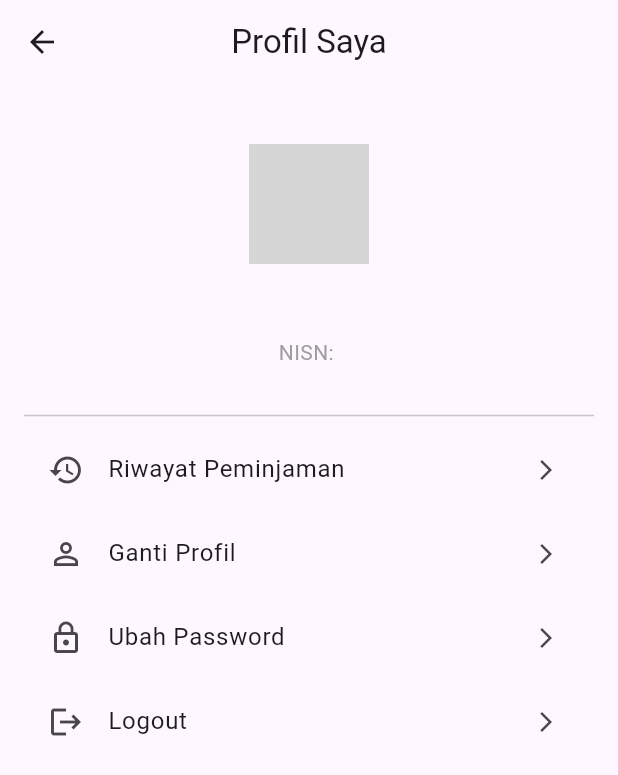
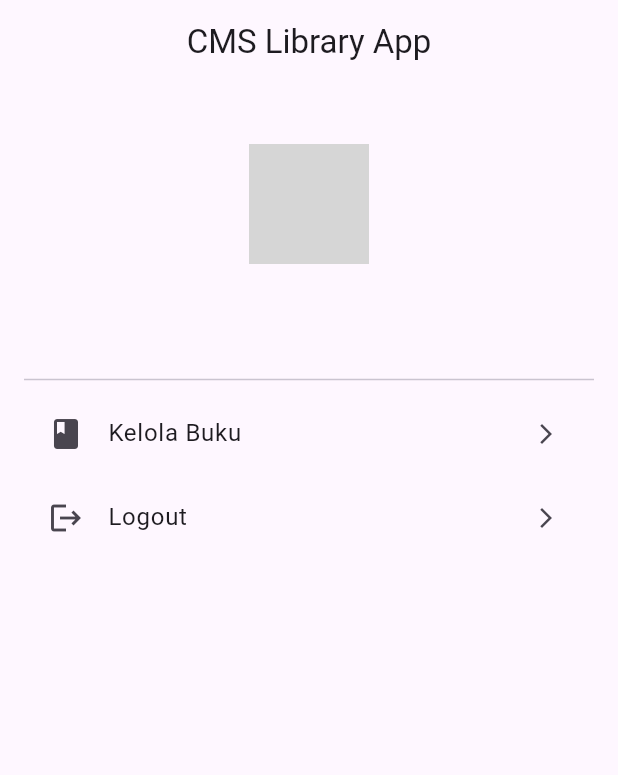
Before and after one commit to ilhamhafidz404/INTERN_LibraryApp, a Flutter app: the AdminHomePage screen opened directly, on a phone screen of 412 x 824 dp. Shown: the top 775 px of the screen. Run offline on Flutter 3.47's test engine with Material 3 defaults, Android fonts, the phone set to English and light mode, and no system bars; our stand-ins replace flutter_dotenv, shared_preferences; accounts and stored records are empty; network calls fail; grey boxes are pictures that could not be loaded.

Commit message:
feat: Admin Home Page

```diff
--- a/lib/main.dart
+++ b/lib/main.dart
@@ -1,6 +1,5 @@
 import 'package:flutter/material.dart';
 import 'package:flutter_dotenv/flutter_dotenv.dart';
-import 'package:intern_libraryapp/main_page.dart';
 import 'pages/login_page.dart';
 
 Future<void> main() async {
--- a/lib/pages/admin/home_page.dart
+++ b/lib/pages/admin/home_page.dart
@@ -1,5 +1,4 @@
 import 'package:flutter/material.dart';
-import 'package:intern_libraryapp/pages/student/profile/change_password_page.dart';
 import 'package:intern_libraryapp/pages/login_page.dart';
 import 'package:intern_libraryapp/pages/student/profile/lending_history_page.dart';
 import 'package:shared_preferences/shared_preferences.dart';
@@ -12,8 +11,7 @@ class AdminHomePage extends StatefulWidget {
 }
 
 class _AdminHomePageState extends State<AdminHomePage> {
-  String userName = '';
-  String userNISN = '';
+  String adminName = '';
 
   @override
   void initState() {
@@ -25,8 +23,7 @@ class _AdminHomePageState extends State<AdminHomePage> {
     final prefs = await SharedPreferences.getInstance();
 
     setState(() {
-      userName = prefs.getString('name') ?? 'Tidak Diketahui';
-      userNISN = prefs.getString('username') ?? '-';
+      adminName = prefs.getString('name') ?? 'Tidak Diketahui';
     });
   }
 
@@ -48,7 +45,11 @@ class _AdminHomePageState extends State<AdminHomePage> {
   @override
   Widget build(BuildContext context) {
     return Scaffold(
-      appBar: AppBar(title: const Text('Profil Saya'), centerTitle: true),
+      appBar: AppBar(
+        title: const Text('CMS Library App'),
+        centerTitle: true,
+        automaticallyImplyLeading: false,
+      ),
       body: SingleChildScrollView(
         child: Padding(
           padding: const EdgeInsets.all(16),
@@ -58,27 +59,22 @@ class _AdminHomePageState extends State<AdminHomePage> {
               CircleAvatar(
                 radius: 40,
                 backgroundImage: NetworkImage(
-                  'https://ui-avatars.com/api/?name=${Uri.encodeComponent(getInitials(userName))}',
+                  'https://ui-avatars.com/api/?name=${Uri.encodeComponent(getInitials(adminName))}',
                 ),
               ),
               const SizedBox(height: 16),
               Text(
-                userName,
+                adminName,
                 style: const TextStyle(
                   fontSize: 20,
                   fontWeight: FontWeight.bold,
                 ),
               ),
-              const SizedBox(height: 4),
-              Text(
-                'NISN: $userNISN',
-                style: const TextStyle(color: Colors.grey),
-              ),
               const SizedBox(height: 24),
               const Divider(),
               ListTile(
-                leading: const Icon(Icons.history),
-                title: const Text('Riwayat Peminjaman'),
+                leading: const Icon(Icons.book),
+                title: const Text('Kelola Buku'),
                 trailing: const Icon(Icons.arrow_forward_ios, size: 16),
                 // onTap: () => Navigator.pushNamed(context, '/edit-profile'),
                 onTap: () => {
@@ -87,27 +83,6 @@ class _AdminHomePageState extends State<AdminHomePage> {
                     MaterialPageRoute(builder: (_) => LendingHistoryPage()),
                   ),
                 },
-              ),
-              ListTile(
-                leading: const Icon(Icons.person_outline),
-                title: const Text('Ganti Profil'),
-                trailing: const Icon(Icons.arrow_forward_ios, size: 16),
-                // onTap: () => Navigator.pushNamed(context, '/edit-profile'),
-                onTap: () => {
-                  // Navigator.push(
-                  //   context,
-                  //   MaterialPageRoute(builder: (_) => EditAdminHomePage()),
-                  // ),
-                },
-              ),
-              ListTile(
-                leading: const Icon(Icons.lock_outline),
-                title: const Text('Ubah Password'),
-                trailing: const Icon(Icons.arrow_forward_ios, size: 16),
-                onTap: () => Navigator.push(
-                  context,
-                  MaterialPageRoute(builder: (_) => ChangePasswordPage()),
-                ),
               ),
               ListTile(
                 leading: const Icon(Icons.logout),
```
